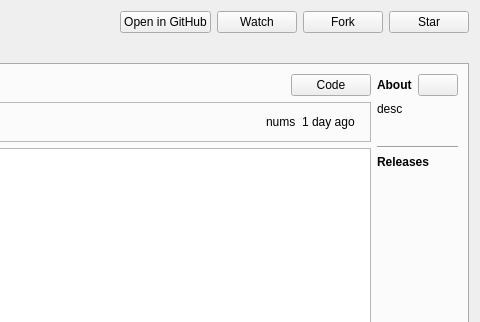
Before: the Qt Designer form src/pygithubmanager/ui/widgets/repository.ui in DomiTP/PyGitHubManager, drawn with Qt 5; both pictures show x 456 to 936 and y 0 to 322 of the 936 by 640 pixel window.
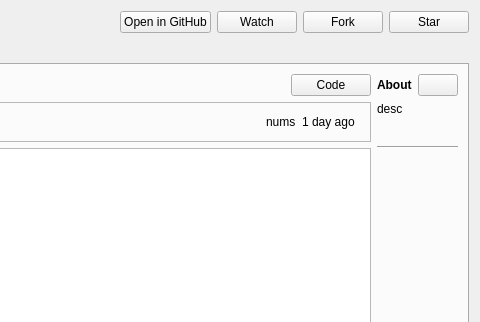
After: the same form once the commit is applied. Custom widgets are drawn as their Qt base class.

The edit to the form file:
```diff
--- a/src/pygithubmanager/ui/widgets/repository.ui
+++ b/src/pygithubmanager/ui/widgets/repository.ui
@@ -369,24 +369,6 @@
                                             </property>
                                         </widget>
                                     </item>
-                                    <item>
-                                        <widget class="QLabel" name="label_2">
-                                            <property name="sizePolicy">
-                                                <sizepolicy hsizetype="Fixed" vsizetype="Fixed">
-                                                    <horstretch>0</horstretch>
-                                                    <verstretch>0</verstretch>
-                                                </sizepolicy>
-                                            </property>
-                                            <property name="font">
-                                                <font>
-                                                    <bold>true</bold>
-                                                </font>
-                                            </property>
-                                            <property name="text">
-                                                <string>Releases</string>
-                                            </property>
-                                        </widget>
-                                    </item>
                                     <item>
                                         <widget class="IconLabel" name="releasesWidget" native="true">
                                             <property name="sizePolicy">
```
Lines whose indentation alone changed are shown as unchanged.
